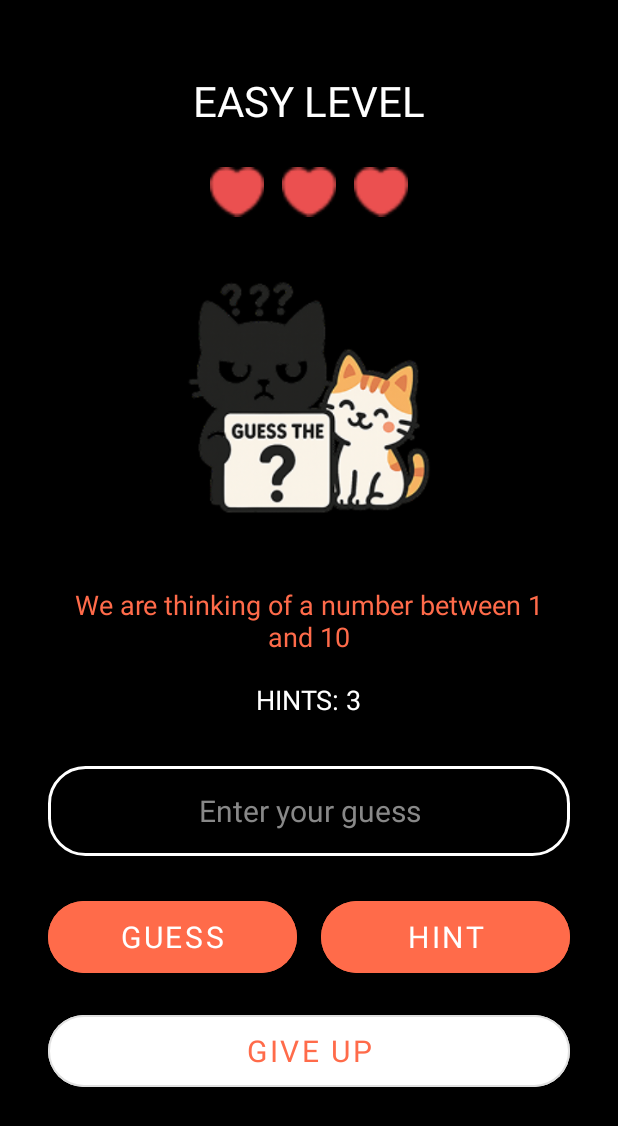
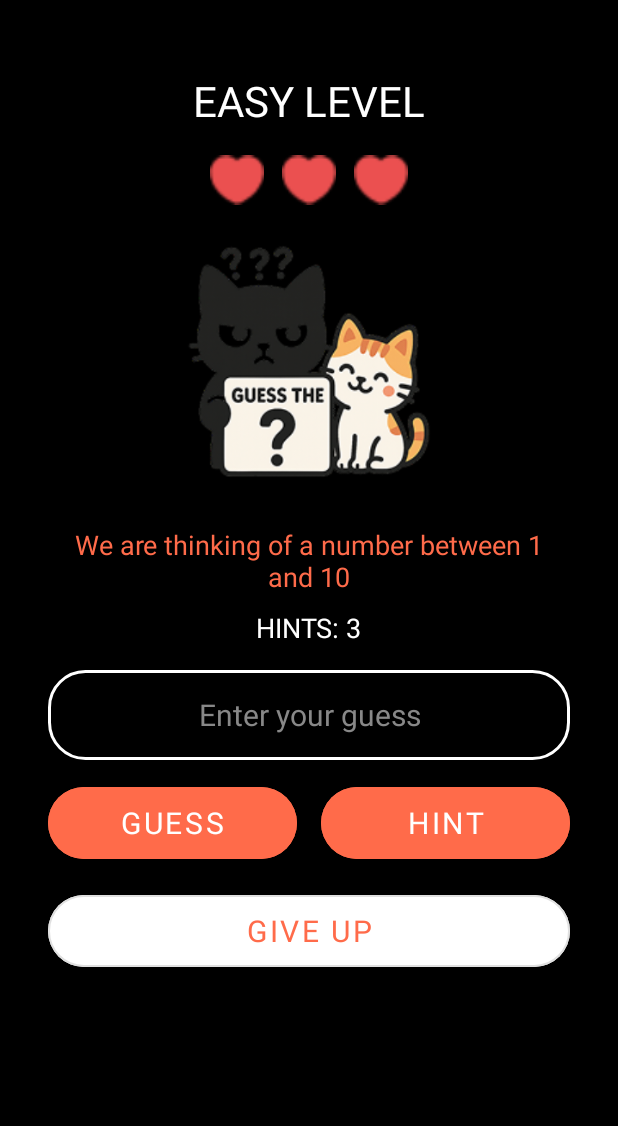
Before and after one commit to zhkfrdz/Number_Guessing_FinalP, an Android app: the PlayActivity screen opened directly, with no data from a screen before it, on a phone screen of 412 x 824 dp. Shown: the top 1126 px of the screen. Run offline under Robolectric (Android 15) with nearby library versions, the phone set to English and light mode, and no system bars; Roboto replaces fonts that are not available here.

Commit message:
no scrollll

```diff
--- a/app/src/main/res/layout/activity_play.xml
+++ b/app/src/main/res/layout/activity_play.xml
@@ -6,13 +6,9 @@
     android:layout_height="match_parent"
     android:background="#000000">
 
-    <ScrollView
-        android:layout_width="match_parent"
-        android:layout_height="match_parent">
-
     <androidx.constraintlayout.widget.ConstraintLayout
         android:layout_width="match_parent"
-            android:layout_height="wrap_content"
+        android:layout_height="match_parent"
         android:padding="32dp">
 
         <TextView
@@ -32,7 +28,7 @@
             android:id="@+id/heartsContainer"
             android:layout_width="wrap_content"
             android:layout_height="wrap_content"
-                android:layout_marginTop="24dp"
+            android:layout_marginTop="16dp"
             android:orientation="horizontal"
             app:layout_constraintEnd_toEndOf="parent"
             app:layout_constraintStart_toStartOf="parent"
@@ -48,14 +44,14 @@
                 android:id="@+id/heart2"
                 android:layout_width="36dp"
                 android:layout_height="36dp"
-                    android:layout_marginLeft="12dp"
+                android:layout_marginStart="12dp"
                 android:src="@drawable/heart" />
 
             <ImageView
                 android:id="@+id/heart3"
                 android:layout_width="36dp"
                 android:layout_height="36dp"
-                    android:layout_marginLeft="12dp"
+                android:layout_marginStart="12dp"
                 android:src="@drawable/heart" />
         </LinearLayout>
 
@@ -63,17 +59,17 @@
             android:id="@+id/imgCats"
             android:layout_width="180dp"
             android:layout_height="180dp"
-                android:layout_marginTop="32dp"
+            android:layout_marginTop="16dp"
             android:src="@drawable/play"
-                app:layout_constraintEnd_toEndOf="parent"
+            app:layout_constraintTop_toBottomOf="@id/heartsContainer"
             app:layout_constraintStart_toStartOf="parent"
-                app:layout_constraintTop_toBottomOf="@id/heartsContainer" />
+            app:layout_constraintEnd_toEndOf="parent" />
 
         <TextView
             android:id="@+id/tvRange"
             android:layout_width="wrap_content"
             android:layout_height="48dp"
-                android:layout_marginTop="32dp"
+            android:layout_marginTop="16dp"
             android:ellipsize="end"
             android:fontFamily="@font/poppins_medium"
             android:gravity="center"
@@ -82,28 +78,28 @@
             android:text="We are thinking of a number between 1 and 50"
             android:textColor="#FF6B4A"
             android:textSize="18sp"
-                app:layout_constraintEnd_toEndOf="parent"
+            app:layout_constraintTop_toBottomOf="@id/imgCats"
             app:layout_constraintStart_toStartOf="parent"
-                app:layout_constraintTop_toBottomOf="@id/imgCats" />
+            app:layout_constraintEnd_toEndOf="parent" />
 
         <TextView
             android:id="@+id/tvHint"
             android:layout_width="wrap_content"
             android:layout_height="wrap_content"
-                android:layout_marginTop="16dp"
+            android:layout_marginTop="8dp"
             android:fontFamily="@font/poppins_medium"
             android:text="HINTS: 0"
             android:textColor="#fff"
             android:textSize="18sp"
-                app:layout_constraintEnd_toEndOf="parent"
+            app:layout_constraintTop_toBottomOf="@id/tvRange"
             app:layout_constraintStart_toStartOf="parent"
-                app:layout_constraintTop_toBottomOf="@id/tvRange" />
+            app:layout_constraintEnd_toEndOf="parent" />
 
         <EditText
             android:id="@+id/etGuess"
             android:layout_width="match_parent"
             android:layout_height="60dp"
-                android:layout_marginTop="32dp"
+            android:layout_marginTop="16dp"
             android:background="@drawable/edittext_white_rounded"
             android:fontFamily="@font/poppins_medium"
             android:gravity="center"
@@ -113,19 +109,19 @@
             android:textColor="#fff"
             android:textColorHint="#888"
             android:textSize="20sp"
-                app:layout_constraintEnd_toEndOf="parent"
+            app:layout_constraintTop_toBottomOf="@id/tvHint"
             app:layout_constraintStart_toStartOf="parent"
-                app:layout_constraintTop_toBottomOf="@id/tvHint" />
+            app:layout_constraintEnd_toEndOf="parent" />
 
         <LinearLayout
             android:id="@+id/buttonsContainer"
             android:layout_width="match_parent"
             android:layout_height="wrap_content"
-                android:layout_marginTop="24dp"
+            android:layout_marginTop="12dp"
             android:orientation="horizontal"
-                app:layout_constraintEnd_toEndOf="parent"
+            app:layout_constraintTop_toBottomOf="@id/etGuess"
             app:layout_constraintStart_toStartOf="parent"
-                app:layout_constraintTop_toBottomOf="@id/etGuess">
+            app:layout_constraintEnd_toEndOf="parent">
 
             <Button
                 android:id="@+id/btnGuess"
@@ -160,28 +156,28 @@
             style="@style/Widget.MaterialComponents.Button.OutlinedButton"
             android:layout_width="match_parent"
             android:layout_height="60dp"
-                android:layout_marginTop="16dp"
+            android:layout_marginTop="12dp"
             android:backgroundTint="#FFFFFF"
             android:fontFamily="@font/poppins_medium"
             android:text="Give Up"
             android:textColor="#FF6B4A"
             android:textSize="20sp"
             app:cornerRadius="30dp"
-                app:layout_constraintEnd_toEndOf="parent"
+            app:layout_constraintTop_toBottomOf="@id/buttonsContainer"
             app:layout_constraintStart_toStartOf="parent"
-                app:layout_constraintTop_toBottomOf="@id/buttonsContainer" />
+            app:layout_constraintEnd_toEndOf="parent" />
 
         <ImageButton
             android:id="@+id/btnTryAgain"
             android:layout_width="48dp"
             android:layout_height="48dp"
-                android:layout_marginTop="16dp"
+            android:layout_marginTop="12dp"
             android:background="?attr/selectableItemBackgroundBorderless"
             android:src="@drawable/ic_retry"
             android:visibility="gone"
-                app:layout_constraintEnd_toEndOf="parent"
+            app:layout_constraintTop_toBottomOf="@id/btnGiveUp"
             app:layout_constraintStart_toStartOf="parent"
-                app:layout_constraintTop_toBottomOf="@id/btnGiveUp" />
+            app:layout_constraintEnd_toEndOf="parent" />
 
         <TextView
             android:id="@+id/tvHintMessage"
@@ -199,12 +195,11 @@
             android:textColor="#000000"
             android:textSize="15sp"
             android:visibility="invisible"
+            app:layout_constraintTop_toTopOf="@id/heartsContainer"
             app:layout_constraintBottom_toBottomOf="@id/imgCats"
             app:layout_constraintEnd_toEndOf="parent"
-                app:layout_constraintTop_toTopOf="@+id/heartsContainer"
             app:layout_constraintVertical_bias="0.349" />
 
     </androidx.constraintlayout.widget.ConstraintLayout>
-    </ScrollView>
 
 </FrameLayout>
```
Lines whose indentation alone changed are shown as unchanged.
